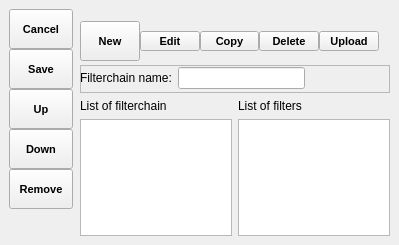
Qt form SeaGoatVision/client/qt/uifiles/WinFilterChain.ui (Octets/SeaGoatVision) before a commit.
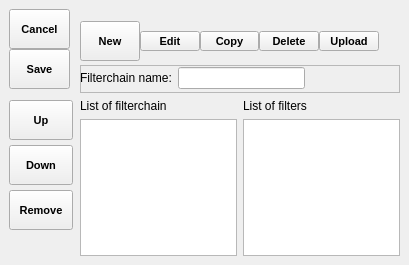
The same form after that commit. Icons and pictures are not drawn.

Commit message: Fix edit widget enable - filterchain Qt.

Diff of the .ui file:
```diff
--- a/SeaGoatVision/client/qt/uifiles/WinFilterChain.ui
+++ b/SeaGoatVision/client/qt/uifiles/WinFilterChain.ui
@@ -6,14 +6,14 @@
    <rect>
     <x>0</x>
     <y>0</y>
-    <width>399</width>
-    <height>245</height>
+    <width>409</width>
+    <height>265</height>
    </rect>
   </property>
   <property name="minimumSize">
    <size>
-    <width>399</width>
-    <height>245</height>
+    <width>407</width>
+    <height>265</height>
    </size>
   </property>
   <property name="features">
@@ -25,6 +25,117 @@
   <widget class="QWidget" name="centralwidget">
    <layout class="QHBoxLayout" name="verticalLayout">
     <item>
+     <layout class="QVBoxLayout" name="verticalLayout_3">
+      <item>
+       <widget class="QFrame" name="frame_editing_2">
+        <property name="sizePolicy">
+         <sizepolicy hsizetype="Minimum" vsizetype="Fixed">
+          <horstretch>0</horstretch>
+          <verstretch>0</verstretch>
+         </sizepolicy>
+        </property>
+        <property name="minimumSize">
+         <size>
+          <width>65</width>
+          <height>0</height>
+         </size>
+        </property>
+        <property name="maximumSize">
+         <size>
+          <width>65</width>
+          <height>80</height>
+         </size>
+        </property>
+        <property name="layoutDirection">
+         <enum>Qt::RightToLeft</enum>
+        </property>
+        <property name="frameShape">
+         <enum>QFrame::NoFrame</enum>
+        </property>
+        <property name="frameShadow">
+         <enum>QFrame::Plain</enum>
+        </property>
+        <property name="lineWidth">
+         <number>0</number>
+        </property>
+        <widget class="QWidget" name="verticalLayoutWidget_3">
+         <property name="geometry">
+          <rect>
+           <x>0</x>
+           <y>0</y>
+           <width>61</width>
+           <height>82</height>
+          </rect>
+         </property>
+         <layout class="QVBoxLayout" name="verticalLayout_4">
+          <property name="spacing">
+           <number>0</number>
+          </property>
+          <item>
+           <widget class="QToolButton" name="cancelButton">
+            <property name="sizePolicy">
+             <sizepolicy hsizetype="MinimumExpanding" vsizetype="Fixed">
+              <horstretch>0</horstretch>
+              <verstretch>0</verstretch>
+             </sizepolicy>
+            </property>
+            <property name="minimumSize">
+             <size>
+              <width>0</width>
+              <height>40</height>
+             </size>
+            </property>
+            <property name="font">
+             <font>
+              <pointsize>8</pointsize>
+              <weight>75</weight>
+              <italic>false</italic>
+              <bold>true</bold>
+             </font>
+            </property>
+            <property name="text">
+             <string>Cancel</string>
+            </property>
+            <property name="toolButtonStyle">
+             <enum>Qt::ToolButtonTextUnderIcon</enum>
+            </property>
+           </widget>
+          </item>
+          <item>
+           <widget class="QToolButton" name="saveButton">
+            <property name="sizePolicy">
+             <sizepolicy hsizetype="MinimumExpanding" vsizetype="Fixed">
+              <horstretch>0</horstretch>
+              <verstretch>0</verstretch>
+             </sizepolicy>
+            </property>
+            <property name="minimumSize">
+             <size>
+              <width>0</width>
+              <height>40</height>
+             </size>
+            </property>
+            <property name="font">
+             <font>
+              <pointsize>8</pointsize>
+              <weight>75</weight>
+              <italic>false</italic>
+              <bold>true</bold>
+             </font>
+            </property>
+            <property name="text">
+             <string>Save</string>
+            </property>
+            <property name="toolButtonStyle">
+             <enum>Qt::ToolButtonTextUnderIcon</enum>
+            </property>
+           </widget>
+          </item>
+         </layout>
+        </widget>
+       </widget>
+      </item>
+      <item>
      <widget class="QFrame" name="frame_filter_edit">
       <property name="sizePolicy">
        <sizepolicy hsizetype="MinimumExpanding" vsizetype="Fixed">
@@ -62,73 +173,13 @@
          <x>0</x>
          <y>0</y>
          <width>64</width>
-         <height>202</height>
+           <height>141</height>
         </rect>
        </property>
        <layout class="QVBoxLayout" name="verticalLayout_2">
         <property name="spacing">
          <number>0</number>
         </property>
-        <item>
-         <widget class="QToolButton" name="cancelButton">
-          <property name="sizePolicy">
-           <sizepolicy hsizetype="MinimumExpanding" vsizetype="Fixed">
-            <horstretch>0</horstretch>
-            <verstretch>0</verstretch>
-           </sizepolicy>
-          </property>
-          <property name="minimumSize">
-           <size>
-            <width>0</width>
-            <height>40</height>
-           </size>
-          </property>
-          <property name="font">
-           <font>
-            <pointsize>8</pointsize>
-            <weight>75</weight>
-            <italic>false</italic>
-            <bold>true</bold>
-           </font>
-          </property>
-          <property name="text">
-           <string>Cancel</string>
-          </property>
-          <property name="toolButtonStyle">
-           <enum>Qt::ToolButtonTextUnderIcon</enum>
-          </property>
-         </widget>
-        </item>
-        <item>
-         <widget class="QToolButton" name="saveButton">
-          <property name="sizePolicy">
-           <sizepolicy hsizetype="MinimumExpanding" vsizetype="Fixed">
-            <horstretch>0</horstretch>
-            <verstretch>0</verstretch>
-           </sizepolicy>
-          </property>
-          <property name="minimumSize">
-           <size>
-            <width>0</width>
-            <height>40</height>
-           </size>
-          </property>
-          <property name="font">
-           <font>
-            <pointsize>8</pointsize>
-            <weight>75</weight>
-            <italic>false</italic>
-            <bold>true</bold>
-           </font>
-          </property>
-          <property name="text">
-           <string>Save</string>
-          </property>
-          <property name="toolButtonStyle">
-           <enum>Qt::ToolButtonTextUnderIcon</enum>
-          </property>
-         </widget>
-        </item>
         <item>
          <widget class="QToolButton" name="upButton">
           <property name="sizePolicy">
@@ -238,6 +289,8 @@
       </widget>
      </widget>
     </item>
+     </layout>
+    </item>
     <item>
      <layout class="QVBoxLayout" name="verticalLayout_filterchain">
       <item>
@@ -469,7 +522,7 @@
          <bool>true</bool>
         </property>
         <property name="sizePolicy">
-         <sizepolicy hsizetype="MinimumExpanding" vsizetype="Preferred">
+         <sizepolicy hsizetype="Preferred" vsizetype="Preferred">
           <horstretch>0</horstretch>
           <verstretch>0</verstretch>
          </sizepolicy>
@@ -489,7 +542,7 @@
         <property name="frameShadow">
          <enum>QFrame::Raised</enum>
         </property>
-        <widget class="QWidget" name="">
+        <widget class="QWidget" name="layoutWidget">
          <property name="geometry">
           <rect>
            <x>0</x>
```
Lines whose indentation alone changed are shown as unchanged. The commit also changes 1 other file.
